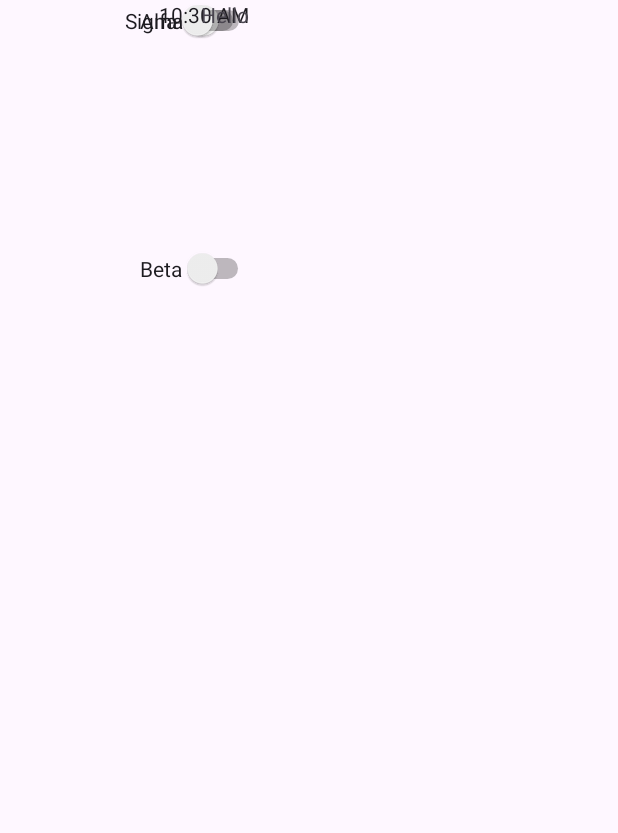
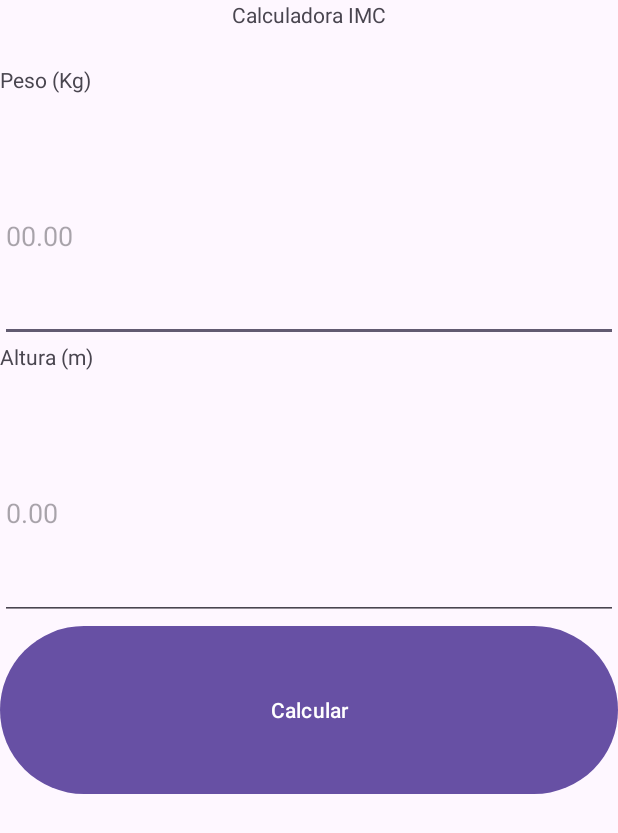
Before and after one commit to Arthur-Pereira-5019/Mobile-Programming-Class-Activities, an Android app: the screen it shows after launch (MainActivity), on a phone screen of 412 x 824 dp. Shown: the top 833 px of the screen. Run offline under Robolectric (Android 15) with nearby library versions, the phone set to English and light mode, and no system bars.

Commit message:
First version

```diff
--- a/app/src/main/res/layout/activity_main.xml
+++ b/app/src/main/res/layout/activity_main.xml
@@ -1,54 +1,65 @@
 <?xml version="1.0" encoding="utf-8"?>
-<androidx.constraintlayout.widget.ConstraintLayout xmlns:android="http://schemas.android.com/apk/res/android"
+<LinearLayout xmlns:android="http://schemas.android.com/apk/res/android"
     xmlns:app="http://schemas.android.com/apk/res-auto"
     xmlns:tools="http://schemas.android.com/tools"
     android:id="@+id/main"
     android:layout_width="match_parent"
     android:layout_height="match_parent"
+    android:orientation="vertical"
     tools:context=".MainActivity">
 
-    <Switch
-        android:id="@+id/switch1"
+    <TextView
+        android:id="@+id/textCalcImc"
         android:layout_width="wrap_content"
         android:layout_height="wrap_content"
-        android:layout_marginStart="93dp"
-        android:layout_marginTop="165dp"
-        android:text="@string/beta"
-        app:layout_constraintStart_toStartOf="parent"
-        app:layout_constraintTop_toTopOf="parent" />
+        android:layout_gravity="center"
+        android:layout_weight="0.5"
+        android:text="Calculadora IMC" />
 
-    <Switch
-        android:id="@+id/switch2"
+    <TextView
+        android:id="@+id/pes"
+        android:layout_width="match_parent"
+        android:layout_height="wrap_content"
+        android:layout_weight="0.5"
+        android:text="Peso (Kg)" />
+
+    <EditText
+        android:id="@+id/editPes"
+        android:layout_width="match_parent"
+        android:layout_height="wrap_content"
+        android:layout_weight="2"
+        android:ems="10"
+        android:hint="00.00"
+        android:inputType="text" />
+
+    <TextView
+        android:id="@+id/alt"
         android:layout_width="wrap_content"
         android:layout_height="wrap_content"
-        android:layout_marginStart="84dp"
-        android:text="Sigma"
-        app:layout_constraintEnd_toEndOf="@+id/switch1"
-        app:layout_constraintStart_toStartOf="parent"
-        tools:layout_editor_absoluteY="212dp" />
+        android:layout_weight="0.5"
+        android:text="Altura (m)" />
 
-    <Switch
-        android:id="@+id/switch3"
-        android:layout_width="wrap_content"
+    <EditText
+        android:id="@+id/editAlt"
+        android:layout_width="match_parent"
         android:layout_height="wrap_content"
-        android:layout_marginEnd="4dp"
-        android:text="Alfa"
-        app:layout_constraintEnd_toEndOf="@+id/switch2"
-        tools:layout_editor_absoluteY="273dp" />
+        android:layout_weight="2"
+        android:ems="10"
+        android:hint="0.00"
+        android:inputType="text" />
 
-    <TextClock
-        android:id="@+id/textClock"
-        android:layout_width="wrap_content"
+    <Button
+        android:id="@+id/btnCalcular"
+        android:layout_width="match_parent"
         android:layout_height="wrap_content"
-        app:layout_constraintEnd_toEndOf="@+id/textView"
-        tools:layout_editor_absoluteY="356dp" />
+        android:layout_weight="1.5"
+        android:text="Calcular" />
 
-    <TextView
-        android:id="@+id/textView"
-        android:layout_width="wrap_content"
+    <ImageView
+        android:id="@+id/imageView"
+        android:layout_width="match_parent"
         android:layout_height="wrap_content"
-        android:text="@string/hello"
-        app:layout_constraintEnd_toEndOf="@+id/switch3"
-        tools:layout_editor_absoluteY="324dp" />
+        android:layout_weight="6"
+        tools:srcCompat="@tools:sample/avatars" />
 
-</androidx.constraintlayout.widget.ConstraintLayout>
+</LinearLayout>
```
